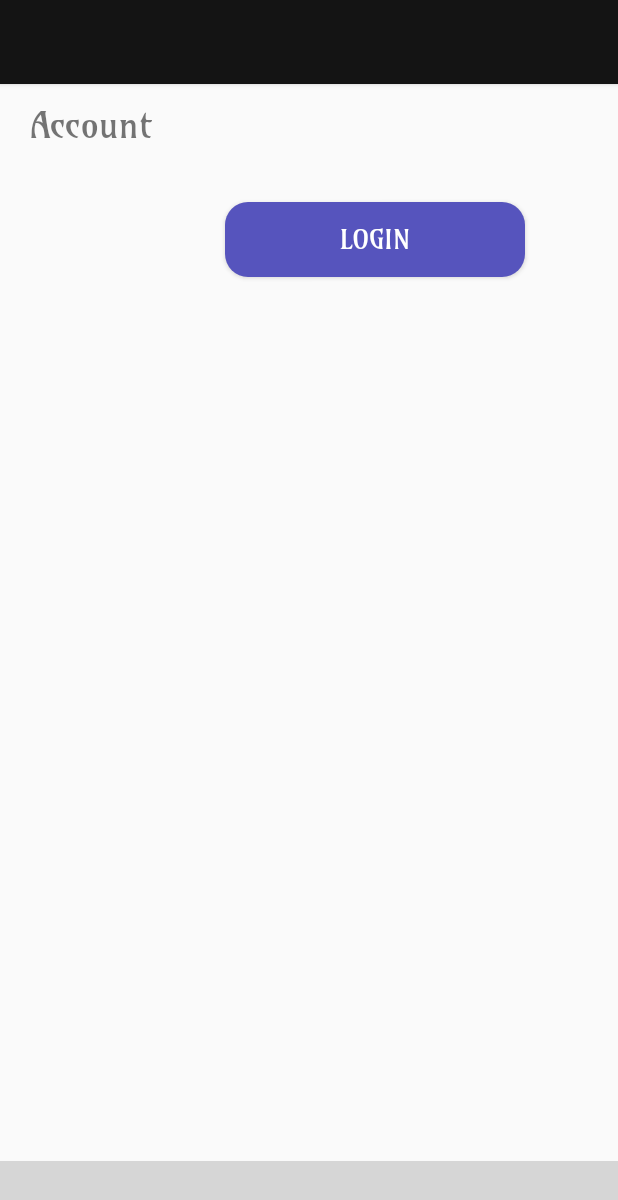
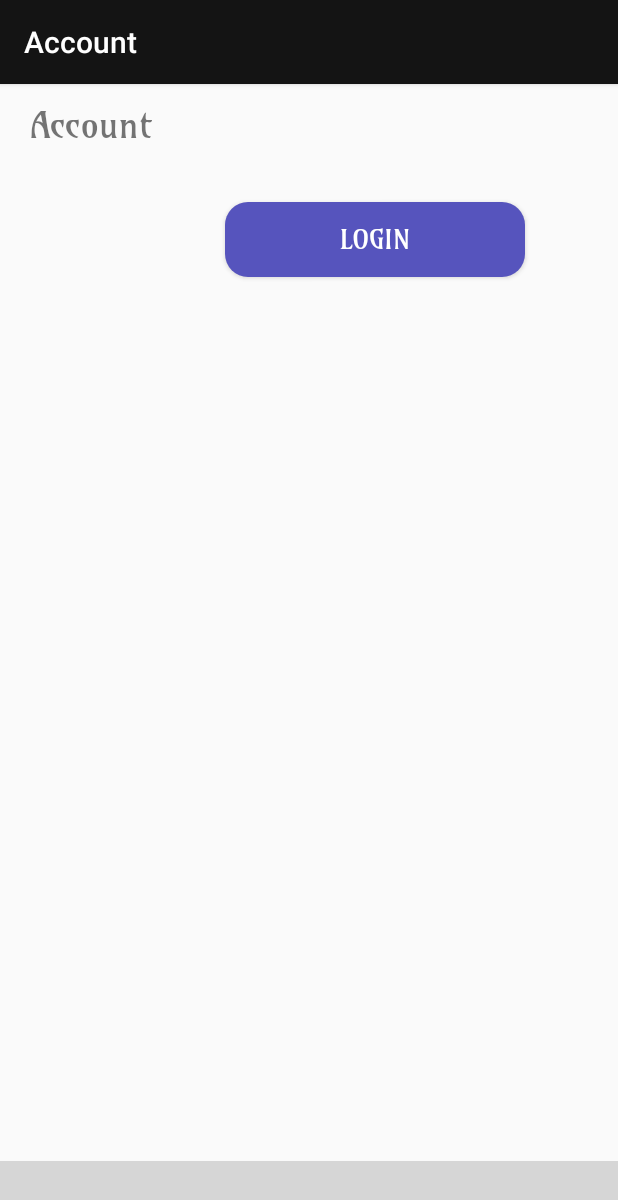
Before and after one commit to TolaTess/Kindeed, an Android app: the AccountActivity screen opened directly, with no data from a screen before it, on a phone screen of 412 x 824 dp. Shown: the top 1200 px of the screen. Run offline under Robolectric (Android 15) with nearby library versions, the phone set to English and light mode, and no system bars; libraries missing offline, so code that uses them is left out: com.ittianyu.bottomnavigationviewex; plain views replace BottomNavigationViewEx; Roboto replaces fonts that are not available here; 2 statements that could not run were skipped; grey boxes are pictures that could not be loaded.

Commit message:
setup toolbar
added toolbar to account and kindeed activities

```diff
--- a/app/src/main/java/com/tolaotesanya/kindeed/activities/AccountActivity.java
+++ b/app/src/main/java/com/tolaotesanya/kindeed/activities/AccountActivity.java
@@ -8,6 +8,7 @@ import com.tolaotesanya.kindeed.helper.BottomNavPresenter;
 
 import androidx.annotation.Nullable;
 import androidx.appcompat.app.AppCompatActivity;
+import androidx.appcompat.widget.Toolbar;
 
 public class AccountActivity extends AppCompatActivity {
 
@@ -19,8 +20,14 @@ public class AccountActivity extends AppCompatActivity {
         super.onCreate(savedInstanceState);
         setContentView(R.layout.activity_account);
 
+        setupToolbar();
         setupBottomNav();
 
+    }
+    private void setupToolbar() {
+        Toolbar mToolbar = findViewById(R.id.account_toolbar);
+        setSupportActionBar(mToolbar);
+        getSupportActionBar().setTitle("Account");
     }
 
     private void setupBottomNav() {
--- a/app/src/main/res/layout/activity_account.xml
+++ b/app/src/main/res/layout/activity_account.xml
@@ -7,7 +7,7 @@
     android:layout_height="match_parent"
     tools:context=".activities.AccountActivity">
 
-    <include layout="@layout/app_bar_layout" android:id="@+id/register_toolbar"/>
+    <include layout="@layout/app_bar_layout" android:id="@+id/account_toolbar"/>
     <Button
         android:id="@+id/login_button"
         android:layout_width="200dp"
--- a/app/src/main/res/layout/activity_kindeed.xml
+++ b/app/src/main/res/layout/activity_kindeed.xml
@@ -7,7 +7,7 @@
     tools:context=".activities.KindeedActivity">
 
     <include
-        android:id="@+id/login_toolbar"
+        android:id="@+id/kindeed_toolbar"
         layout="@layout/app_bar_layout" />
 
     <Button
```
Also changed, not shown: app/src/main/java/com/tolaotesanya/kindeed/activities/KindeedActivity.java (+8 -0 lines).
